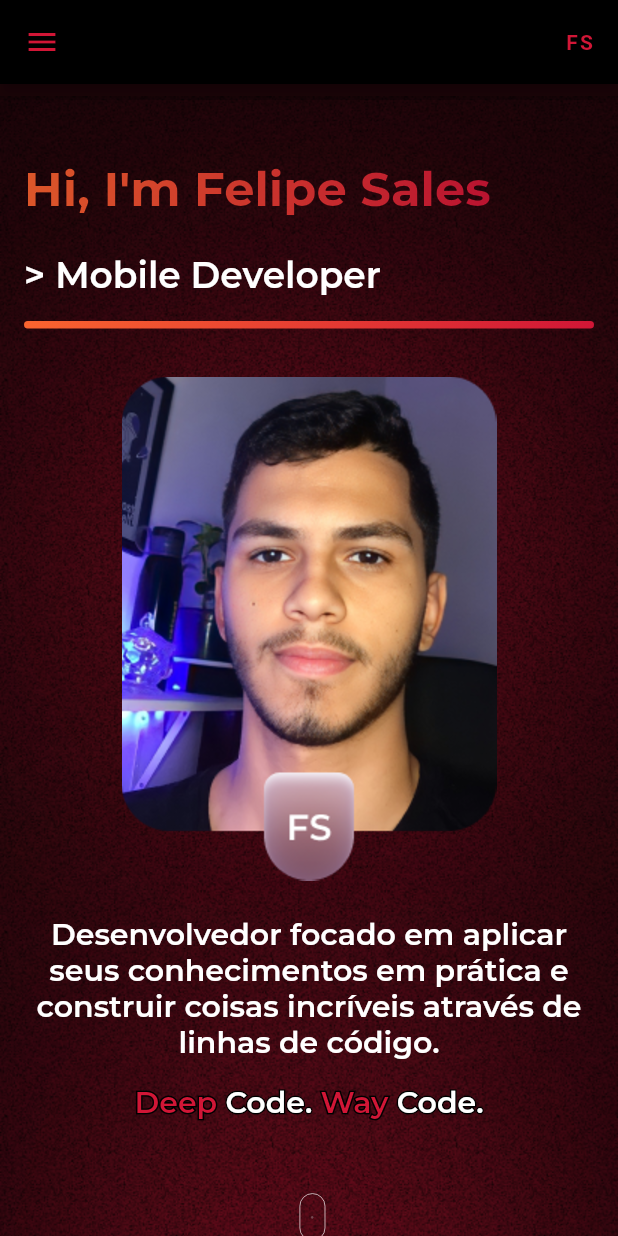
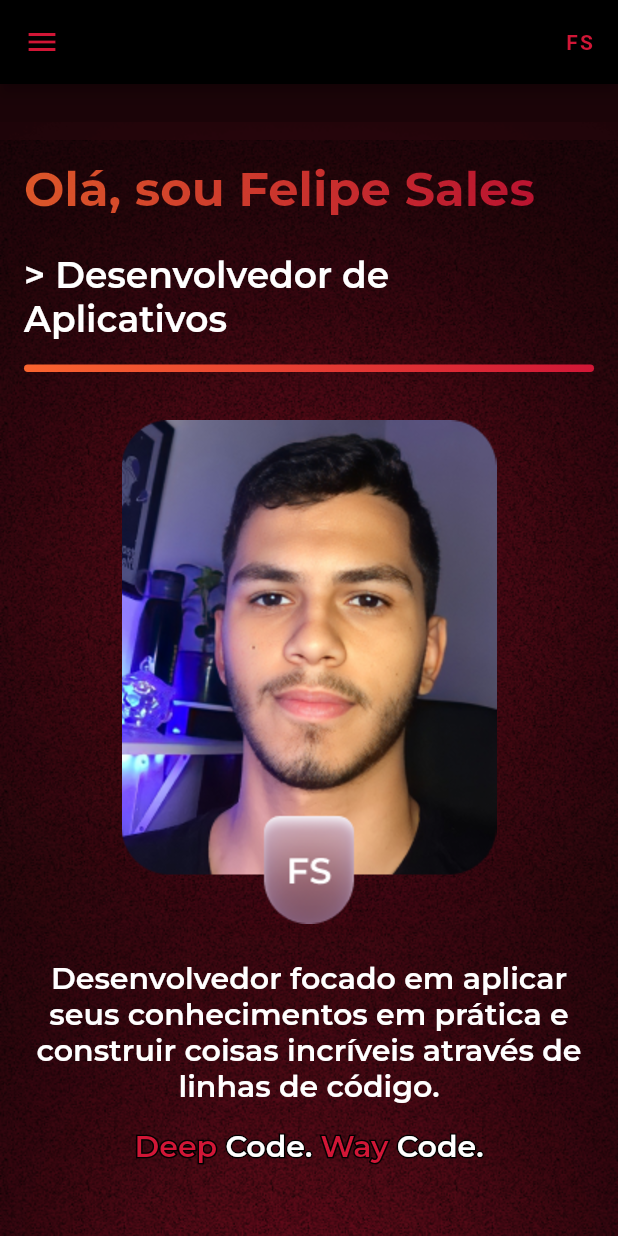
Before and after one commit to felipecastrosales/site, a Flutter app: the screen it shows after launch, on a phone screen of 412 x 824 dp. Run offline on Flutter 3.47's test engine with Material 2 defaults, Android fonts, the phone set to English and light mode, and no system bars; our stand-ins replace flutter_svg, google_fonts, lottie, url_strategy.

Commit message:
chore: putting on portuguese

```diff
--- a/lib/app/core/app_customs/app_list_color.dart
+++ b/lib/app/core/app_customs/app_list_color.dart
@@ -19,6 +19,7 @@ class AppListColor {
 
   static const divider = [
     AppColors.orange,
+
     AppColors.primary,
   ];
 }
--- a/lib/app/home/components/experience/experience.dart
+++ b/lib/app/home/components/experience/experience.dart
@@ -34,7 +34,7 @@ class Experience extends StatelessWidget {
                 const SectionTitle(
                   paddingTop: 50,
                   paddingBottom: 20,
-                  title: 'Experience',
+                  title: 'Experiência',
                 ),
                 const SectionText(
                   paddingTop: 0,
--- a/lib/app/home/components/presentation/presentation.dart
+++ b/lib/app/home/components/presentation/presentation.dart
@@ -48,12 +48,12 @@ class Presentation extends StatelessWidget {
                 const SectionTitle(
                   paddingTop: 50,
                   paddingBottom: 16,
-                  title: 'Hi, I\'m Felipe Sales',
+                  title: 'Olá, sou Felipe Sales',
                 ),
                 const SectionSubtitle(
                   paddingTop: 8,
                   paddingBottom: 8,
-                  title: '> Mobile Developer',
+                  title: '> Desenvolvedor de Aplicativos',
                 ),
                 const GradientDivider(),
                 Container(
--- a/lib/app/home/components/projects/projects.dart
+++ b/lib/app/home/components/projects/projects.dart
@@ -33,7 +33,7 @@ class Projects extends StatelessWidget {
                 const SectionTitle(
                   paddingTop: 50,
                   paddingBottom: 20,
-                  title: 'Projects',
+                  title: 'Projetos',
                 ),
                 const Center(
                   child: SectionText(
```
